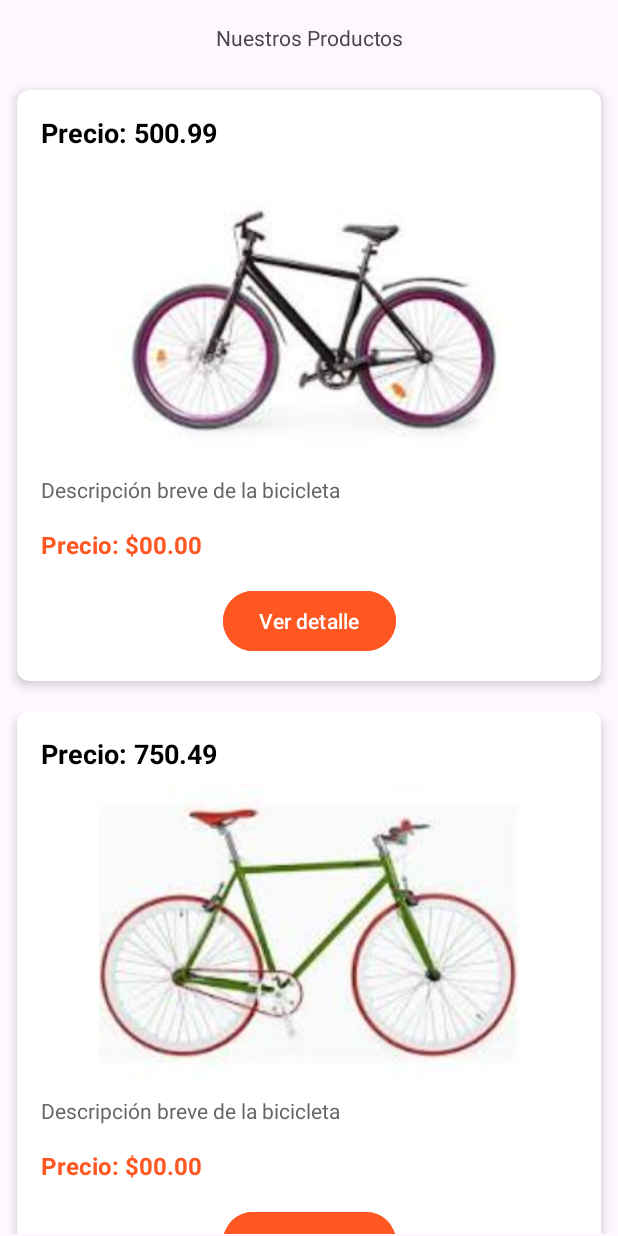
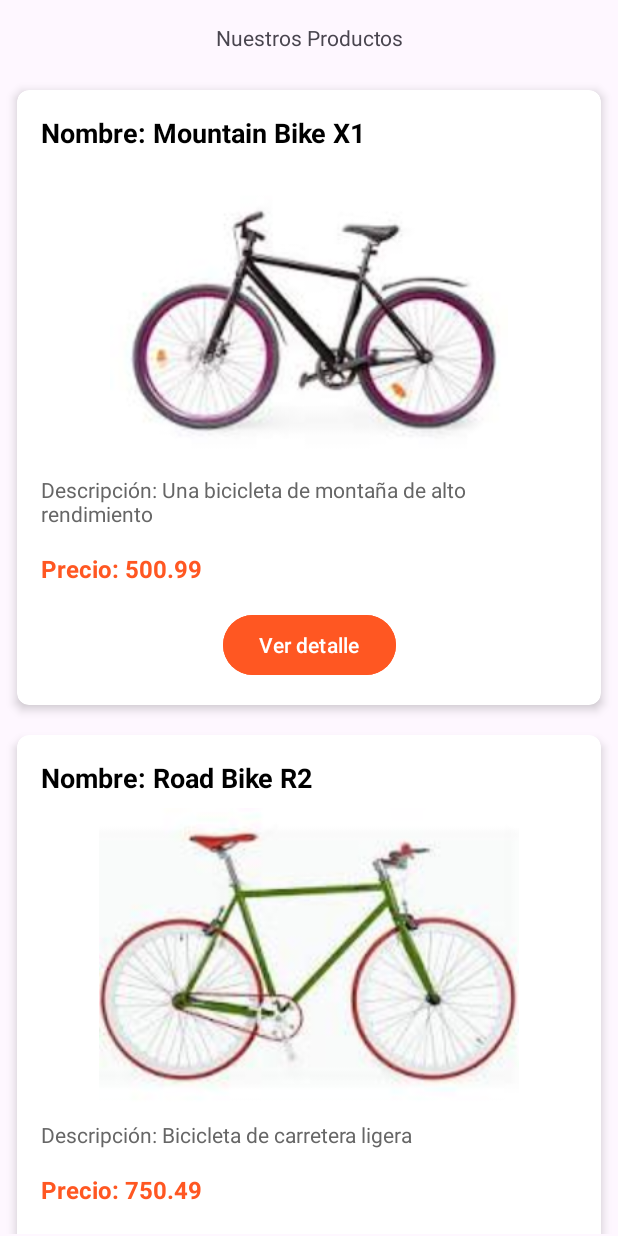
Before and after one commit to ISPC-23/Fullstack_Mobil_2025, an Android app: the screen it shows after launch (MainActivity), on a phone screen of 412 x 824 dp. Run offline under Robolectric (Android 15) with nearby library versions, the phone set to English and light mode, and no system bars.

Commit message:
Se traspasa info desde el adaptador a cada card

```diff
--- a/app/src/main/java/com/example/tiendafull/UI/Adapter/AdaptadorProducto.java
+++ b/app/src/main/java/com/example/tiendafull/UI/Adapter/AdaptadorProducto.java
@@ -1,5 +1,6 @@
 package com.example.tiendafull.UI.Adapter;
 
+import android.content.Intent;
 import android.view.LayoutInflater;
 import android.view.View;
 import android.view.ViewGroup;
@@ -11,8 +12,11 @@ import androidx.recyclerview.widget.RecyclerView;
 
 import com.example.tiendafull.R;
 import com.example.tiendafull.UI.Data.Data;
+import com.example.tiendafull.UI.Data.Products;
+import com.example.tiendafull.UI.UI.DetailActivity;
 
 public class AdaptadorProducto extends RecyclerView.Adapter<AdaptadorProducto.AdaptadorProductHolder> {
+
     @NonNull
     @Override
     public AdaptadorProductHolder onCreateViewHolder(@NonNull ViewGroup parent, int viewType) {
@@ -27,25 +31,57 @@ public class AdaptadorProducto extends RecyclerView.Adapter<AdaptadorProducto.Ad
 
     @Override
     public int getItemCount() {
-        return Data.products.size();
+        return Data.products.size();  // Tamaño de la lista de productos
     }
 
-    public class AdaptadorProductHolder extends RecyclerView.ViewHolder{
-        TextView tv1,tv2,tv3;
+    public class AdaptadorProductHolder extends RecyclerView.ViewHolder implements View.OnClickListener {
+        TextView tv1, tv2, tv3;
         ImageView iv1;
+
         public AdaptadorProductHolder(@NonNull View itemView) {
             super(itemView);
-            tv1= itemView.findViewById(R.id.tv1);
-            tv2= itemView.findViewById(R.id.tv2);
-            tv3= itemView.findViewById(R.id.tv3);
-            iv1=itemView.findViewById(R.id.iv1);
+            tv1 = itemView.findViewById(R.id.tv1);
+            tv2 = itemView.findViewById(R.id.tv2);
+            tv3 = itemView.findViewById(R.id.tv3);
+            iv1 = itemView.findViewById(R.id.iv1);
+
+            // Asignamos el listener a todo el itemView
+            itemView.setOnClickListener(this);
         }
 
         public void imprimir(int position) {
-            tv1.setText("Nombre: "+Data.products.get(position).getModelo());
-            tv1.setText("Descripcion: "+Data.products.get(position).getDetalle());
-            tv1.setText("Precio: "+Data.products.get(position).getPrecio());
-            iv1.setImageResource(Data.products.get(position).getImagen());
+            Products producto = Data.products.get(position);  // Producto actual
+            tv1.setText("Nombre: " + producto.getModelo());
+            tv2.setText("Descripción: " + producto.getDetalle());
+            tv3.setText("Precio: " + producto.getPrecio());
+            iv1.setImageResource(producto.getImagen());
+        }
+
+        @Override
+        public void onClick(View v) {
+            // Obtener la posición del ítem seleccionado
+            int position = getAdapterPosition();
+            if (position != RecyclerView.NO_POSITION) {
+                // Obtener el producto seleccionado
+                Products productoSeleccionado = Data.products.get(position);
+
+                // Crear el Intent para pasar a DetailActivity
+                Intent intent = new Intent(v.getContext(), DetailActivity.class);
+
+                // Pasar los detalles del producto
+                intent.putExtra("nombre", productoSeleccionado.getModelo());
+                intent.putExtra("precio", productoSeleccionado.getPrecio());  // double
+                intent.putExtra("material", productoSeleccionado.getMaterial());
+                intent.putExtra("marca", productoSeleccionado.getMarca());
+                intent.putExtra("estilo", productoSeleccionado.getEstilo());
+                intent.putExtra("color", productoSeleccionado.getColor());
+                intent.putExtra("rodado", productoSeleccionado.getRodado());  // int
+                intent.putExtra("descripcion", productoSeleccionado.getDetalle());
+                intent.putExtra("imagen", productoSeleccionado.getImagen());  // int (resource ID)
+
+                // Lanzar la DetailActivity
+                v.getContext().startActivity(intent);
+            }
         }
     }
 }
--- a/app/src/main/java/com/example/tiendafull/UI/UI/MainActivity.java
+++ b/app/src/main/java/com/example/tiendafull/UI/UI/MainActivity.java
@@ -44,9 +44,4 @@ public class MainActivity extends AppCompatActivity {
         Data.initializeProducts();
 
     }
-
-    public void irAlDetalle(View v){
-        Intent intento = new Intent(this, DetailActivity.class);
-        startActivity(intento);
-    }
 }
--- a/app/src/main/res/layout/producto.xml
+++ b/app/src/main/res/layout/producto.xml
@@ -1,6 +1,5 @@
 <?xml version="1.0" encoding="utf-8"?>
-<androidx.cardview.widget.CardView
-    xmlns:android="http://schemas.android.com/apk/res/android"
+<androidx.cardview.widget.CardView xmlns:android="http://schemas.android.com/apk/res/android"
     xmlns:app="http://schemas.android.com/apk/res-auto"
     android:layout_width="match_parent"
     android:layout_height="wrap_content"
@@ -19,11 +18,11 @@
             android:id="@+id/tv1"
             android:layout_width="wrap_content"
             android:layout_height="wrap_content"
+            android:paddingBottom="8dp"
             android:text="Modelo de la Bicicleta"
-            android:textStyle="bold"
+            android:textColor="#000000"
             android:textSize="18sp"
-            android:textColor="#000000"
-            android:paddingBottom="8dp" />
+            android:textStyle="bold" />
 
         <!-- Imagen de la bicicleta -->
         <ImageView
@@ -39,22 +38,22 @@
             android:id="@+id/tv2"
             android:layout_width="wrap_content"
             android:layout_height="wrap_content"
+            android:paddingTop="8dp"
+            android:paddingBottom="16dp"
             android:text="Descripción breve de la bicicleta"
-            android:textSize="14sp"
             android:textColor="#666666"
-            android:paddingTop="8dp"
-            android:paddingBottom="16dp" />
+            android:textSize="14sp" />
 
         <!-- Precio de la bicicleta -->
         <TextView
             android:id="@+id/tv3"
             android:layout_width="wrap_content"
             android:layout_height="wrap_content"
+            android:paddingBottom="16dp"
             android:text="Precio: $00.00"
-            android:textStyle="bold"
+            android:textColor="#FF5722"
             android:textSize="16sp"
-            android:textColor="#FF5722"
-            android:paddingBottom="16dp" />
+            android:textStyle="bold" />
 
         <!-- Botón para agregar al carrito -->
 
@@ -67,7 +66,6 @@
                 android:layout_width="wrap_content"
                 android:layout_height="wrap_content"
                 android:backgroundTint="#FF5722"
-                android:onClick="irAlDetalle"
                 android:text="Ver detalle"
                 android:textAlignment="center"
                 android:textColor="#FFFFFF"
```
Also changed, not shown: app/src/main/java/com/example/tiendafull/UI/UI/DetailActivity.java (+33 -0 lines), app/src/main/res/layout/activity_detail.xml (+9 -9 lines).
